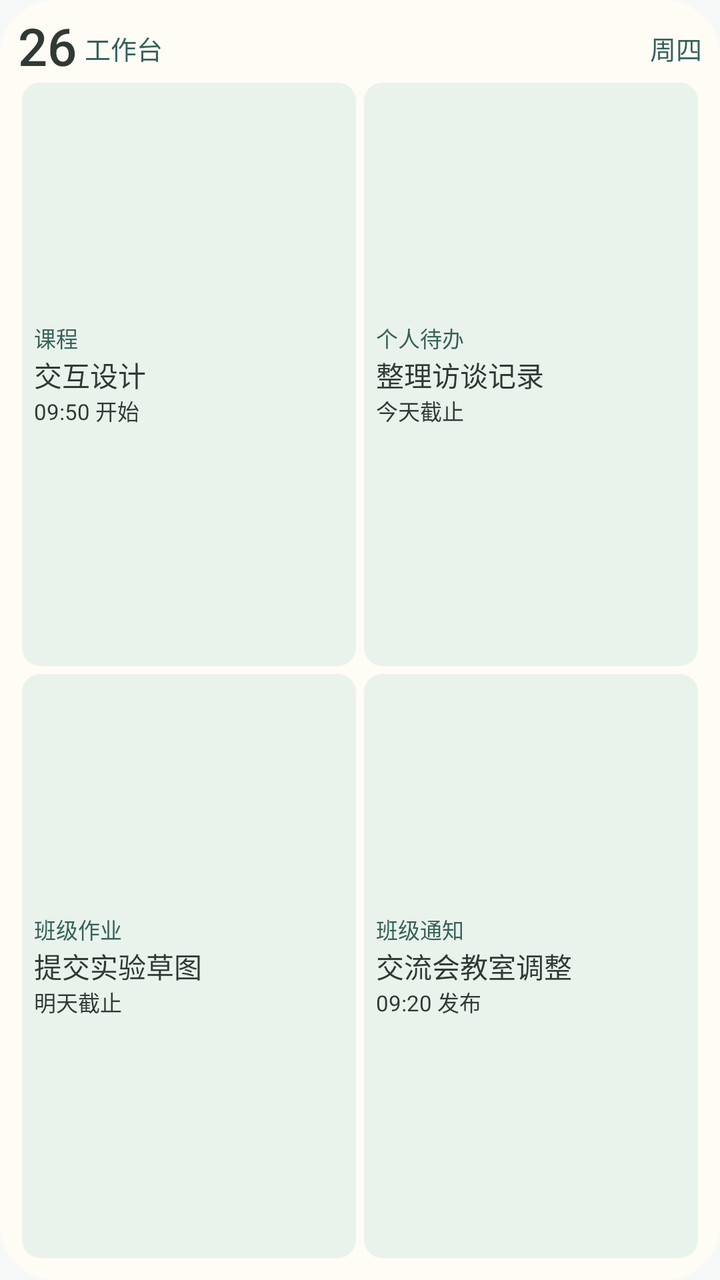
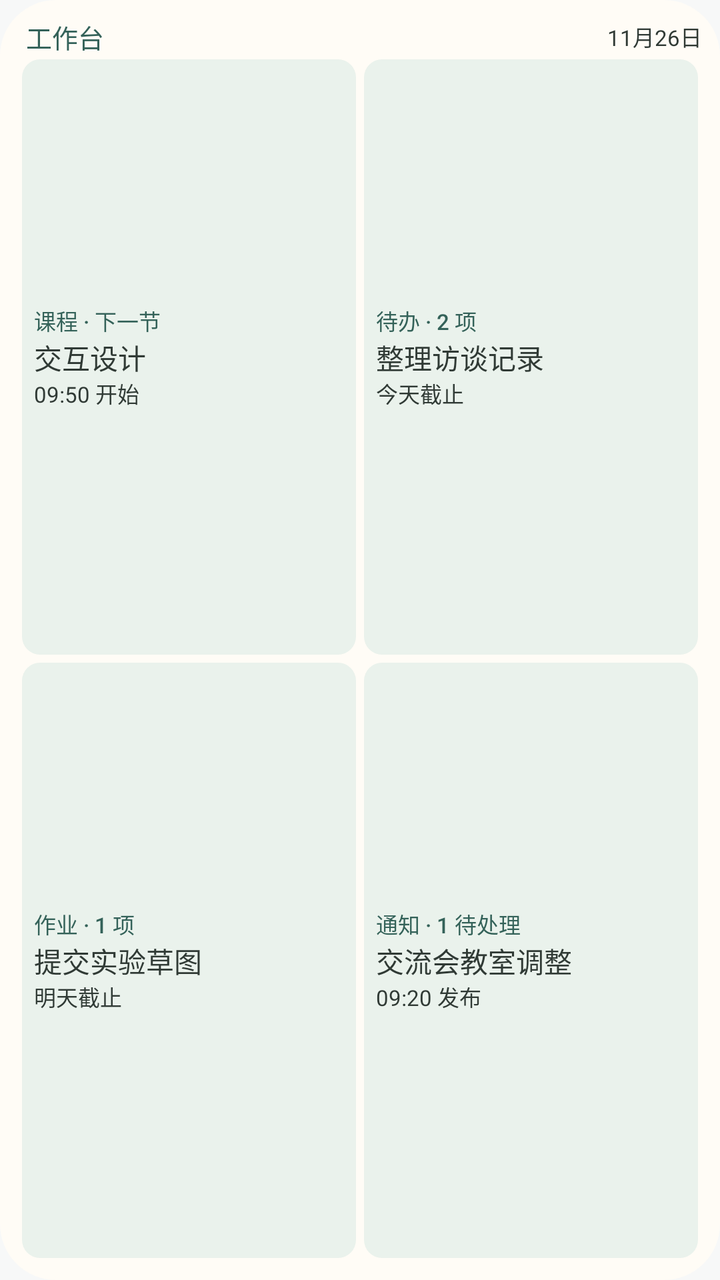

Before-and-after screenshots of an Android layout around one commit, followed by the original layout XML and the change that was made.
<!-- AndroidManifest.xml: application theme Theme.ClassTools -->
<!-- res/layout/widget_preview_workbench.xml -->
<LinearLayout xmlns:android="http://schemas.android.com/apk/res/android" android:layout_width="match_parent" android:layout_height="match_parent" android:orientation="vertical" android:padding="9dp" android:background="@drawable/widget_paper_shape">
    <LinearLayout android:layout_width="match_parent" android:layout_height="wrap_content" android:orientation="horizontal" android:gravity="center_vertical">
        <TextView android:layout_width="wrap_content" android:layout_height="wrap_content" android:text="26" android:textSize="26sp" android:textColor="@color/widget_ink" android:includeFontPadding="false" android:singleLine="true" android:ellipsize="end" android:fontFamily="sans-serif-medium" />
        <TextView android:layout_width="0dp" android:layout_height="wrap_content" android:text="工作台" android:textSize="13sp" android:textColor="@color/widget_accent" android:includeFontPadding="false" android:singleLine="true" android:ellipsize="end" android:fontFamily="sans-serif-medium" android:layout_weight="1" android:paddingStart="4dp" />
        <TextView android:layout_width="wrap_content" android:layout_height="wrap_content" android:text="周四" android:textSize="13sp" android:textColor="@color/widget_accent" android:includeFontPadding="false" android:singleLine="true" android:ellipsize="end" android:fontFamily="sans-serif" />
    </LinearLayout>
    <LinearLayout android:layout_width="match_parent" android:layout_height="0dp" android:layout_weight="1" android:orientation="horizontal">
        <LinearLayout android:layout_width="0dp" android:layout_height="match_parent" android:layout_weight="1" android:orientation="vertical" android:background="@drawable/widget_band_shape" android:padding="6dp" android:layout_margin="2dp" android:gravity="center_vertical">
            <TextView android:layout_width="match_parent" android:layout_height="wrap_content" android:text="课程" android:textSize="11sp" android:textColor="@color/widget_accent" android:includeFontPadding="false" android:singleLine="true" android:ellipsize="end" android:fontFamily="sans-serif-medium" />
            <TextView android:layout_width="match_parent" android:layout_height="wrap_content" android:text="交互设计" android:textSize="14sp" android:textColor="@color/widget_ink" android:includeFontPadding="false" android:singleLine="true" android:ellipsize="end" android:fontFamily="sans-serif-medium" />
            <TextView android:layout_width="match_parent" android:layout_height="wrap_content" android:text="09:50 开始" android:textSize="11sp" android:textColor="@color/widget_ink" android:includeFontPadding="false" android:singleLine="true" android:ellipsize="end" android:fontFamily="sans-serif" />
        </LinearLayout>
        <LinearLayout android:layout_width="0dp" android:layout_height="match_parent" android:layout_weight="1" android:orientation="vertical" android:background="@drawable/widget_band_shape" android:padding="6dp" android:layout_margin="2dp" android:gravity="center_vertical">
            <TextView android:layout_width="match_parent" android:layout_height="wrap_content" android:text="个人待办" android:textSize="11sp" android:textColor="@color/widget_accent" android:includeFontPadding="false" android:singleLine="true" android:ellipsize="end" android:fontFamily="sans-serif-medium" />
            <TextView android:layout_width="match_parent" android:layout_height="wrap_content" android:text="整理访谈记录" android:textSize="14sp" android:textColor="@color/widget_ink" android:includeFontPadding="false" android:singleLine="true" android:ellipsize="end" android:fontFamily="sans-serif-medium" />
            <TextView android:layout_width="match_parent" android:layout_height="wrap_content" android:text="今天截止" android:textSize="11sp" android:textColor="@color/widget_ink" android:includeFontPadding="false" android:singleLine="true" android:ellipsize="end" android:fontFamily="sans-serif" />
        </LinearLayout>
    </LinearLayout>
    <LinearLayout android:layout_width="match_parent" android:layout_height="0dp" android:layout_weight="1" android:orientation="horizontal">
        <LinearLayout android:layout_width="0dp" android:layout_height="match_parent" android:layout_weight="1" android:orientation="vertical" android:background="@drawable/widget_band_shape" android:padding="6dp" android:layout_margin="2dp" android:gravity="center_vertical">
            <TextView android:layout_width="match_parent" android:layout_height="wrap_content" android:text="班级作业" android:textSize="11sp" android:textColor="@color/widget_accent" android:includeFontPadding="false" android:singleLine="true" android:ellipsize="end" android:fontFamily="sans-serif-medium" />
            <TextView android:layout_width="match_parent" android:layout_height="wrap_content" android:text="提交实验草图" android:textSize="14sp" android:textColor="@color/widget_ink" android:includeFontPadding="false" android:singleLine="true" android:ellipsize="end" android:fontFamily="sans-serif-medium" />
            <TextView android:layout_width="match_parent" android:layout_height="wrap_content" android:text="明天截止" android:textSize="11sp" android:textColor="@color/widget_ink" android:includeFontPadding="false" android:singleLine="true" android:ellipsize="end" android:fontFamily="sans-serif" />
        </LinearLayout>
        <LinearLayout android:layout_width="0dp" android:layout_height="match_parent" android:layout_weight="1" android:orientation="vertical" android:background="@drawable/widget_band_shape" android:padding="6dp" android:layout_margin="2dp" android:gravity="center_vertical">
            <TextView android:layout_width="match_parent" android:layout_height="wrap_content" android:text="班级通知" android:textSize="11sp" android:textColor="@color/widget_accent" android:includeFontPadding="false" android:singleLine="true" android:ellipsize="end" android:fontFamily="sans-serif-medium" />
            <TextView android:layout_width="match_parent" android:layout_height="wrap_content" android:text="交流会教室调整" android:textSize="14sp" android:textColor="@color/widget_ink" android:includeFontPadding="false" android:singleLine="true" android:ellipsize="end" android:fontFamily="sans-serif-medium" />
            <TextView android:layout_width="match_parent" android:layout_height="wrap_content" android:text="09:20 发布" android:textSize="11sp" android:textColor="@color/widget_ink" android:includeFontPadding="false" android:singleLine="true" android:ellipsize="end" android:fontFamily="sans-serif" />
        </LinearLayout>
    </LinearLayout>
</LinearLayout>
<!-- resources referenced by this layout -->
<resources>
  <color name="widget_accent">#346259</color>
  <color name="widget_ink">#303A35</color>
  <!-- drawable widget_band_shape (drawable) -->
  <shape xmlns:android="http://schemas.android.com/apk/res/android" android:shape="rectangle">
      <solid android:color="@color/widget_band" />
      <corners android:radius="9dp" />
  </shape>
  <!-- drawable widget_paper_shape (drawable) -->
  <shape xmlns:android="http://schemas.android.com/apk/res/android" android:shape="rectangle">
      <solid android:color="@color/widget_paper" />
      <corners android:radius="@dimen/ct_widget_radius" />
  </shape>
  <style name="Theme.ClassTools" parent="android:Theme.Material.Light.NoActionBar">
          <item name="android:windowBackground">@color/ct_window_background</item>
          <item name="android:windowNoTitle">true</item>
          <item name="android:windowActionModeOverlay">true</item>
          <item name="android:statusBarColor">@android:color/transparent</item>
          <item name="android:navigationBarColor">@android:color/transparent</item>
          <item name="android:windowLightStatusBar">true</item>
          <item name="android:windowLightNavigationBar">true</item>
      </style>
  <color name="widget_band">#EAF2EC</color>
  <color name="widget_paper">#FFFCF6</color>
  <dimen name="ct_widget_radius">20dp</dimen>
  <color name="ct_window_background">#F7F8F8</color>
</resources>

<!-- the commit's change to res/layout/widget_preview_workbench.xml (unified diff, before → after) -->
@@ -1,29 +1,28 @@
 <LinearLayout xmlns:android="http://schemas.android.com/apk/res/android" android:layout_width="match_parent" android:layout_height="match_parent" android:orientation="vertical" android:padding="9dp" android:background="@drawable/widget_paper_shape">
     <LinearLayout android:layout_width="match_parent" android:layout_height="wrap_content" android:orientation="horizontal" android:gravity="center_vertical">
-        <TextView android:layout_width="wrap_content" android:layout_height="wrap_content" android:text="26" android:textSize="26sp" android:textColor="@color/widget_ink" android:includeFontPadding="false" android:singleLine="true" android:ellipsize="end" android:fontFamily="sans-serif-medium" />
         <TextView android:layout_width="0dp" android:layout_height="wrap_content" android:text="工作台" android:textSize="13sp" android:textColor="@color/widget_accent" android:includeFontPadding="false" android:singleLine="true" android:ellipsize="end" android:fontFamily="sans-serif-medium" android:layout_weight="1" android:paddingStart="4dp" />
-        <TextView android:layout_width="wrap_content" android:layout_height="wrap_content" android:text="周四" android:textSize="13sp" android:textColor="@color/widget_accent" android:includeFontPadding="false" android:singleLine="true" android:ellipsize="end" android:fontFamily="sans-serif" />
+        <TextView android:layout_width="wrap_content" android:layout_height="wrap_content" android:text="11月26日" android:textSize="11sp" android:textColor="@color/widget_ink" android:includeFontPadding="false" android:singleLine="true" android:ellipsize="end" android:fontFamily="sans-serif" />
     </LinearLayout>
     <LinearLayout android:layout_width="match_parent" android:layout_height="0dp" android:layout_weight="1" android:orientation="horizontal">
         <LinearLayout android:layout_width="0dp" android:layout_height="match_parent" android:layout_weight="1" android:orientation="vertical" android:background="@drawable/widget_band_shape" android:padding="6dp" android:layout_margin="2dp" android:gravity="center_vertical">
-            <TextView android:layout_width="match_parent" android:layout_height="wrap_content" android:text="课程" android:textSize="11sp" android:textColor="@color/widget_accent" android:includeFontPadding="false" android:singleLine="true" android:ellipsize="end" android:fontFamily="sans-serif-medium" />
+            <TextView android:layout_width="match_parent" android:layout_height="wrap_content" android:text="课程 · 下一节" android:textSize="11sp" android:textColor="@color/widget_accent" android:includeFontPadding="false" android:singleLine="true" android:ellipsize="end" android:fontFamily="sans-serif-medium" />
             <TextView android:layout_width="match_parent" android:layout_height="wrap_content" android:text="交互设计" android:textSize="14sp" android:textColor="@color/widget_ink" android:includeFontPadding="false" android:singleLine="true" android:ellipsize="end" android:fontFamily="sans-serif-medium" />
             <TextView android:layout_width="match_parent" android:layout_height="wrap_content" android:text="09:50 开始" android:textSize="11sp" android:textColor="@color/widget_ink" android:includeFontPadding="false" android:singleLine="true" android:ellipsize="end" android:fontFamily="sans-serif" />
         </LinearLayout>
         <LinearLayout android:layout_width="0dp" android:layout_height="match_parent" android:layout_weight="1" android:orientation="vertical" android:background="@drawable/widget_band_shape" android:padding="6dp" android:layout_margin="2dp" android:gravity="center_vertical">
-            <TextView android:layout_width="match_parent" android:layout_height="wrap_content" android:text="个人待办" android:textSize="11sp" android:textColor="@color/widget_accent" android:includeFontPadding="false" android:singleLine="true" android:ellipsize="end" android:fontFamily="sans-serif-medium" />
+            <TextView android:layout_width="match_parent" android:layout_height="wrap_content" android:text="待办 · 2 项" android:textSize="11sp" android:textColor="@color/widget_accent" android:includeFontPadding="false" android:singleLine="true" android:ellipsize="end" android:fontFamily="sans-serif-medium" />
             <TextView android:layout_width="match_parent" android:layout_height="wrap_content" android:text="整理访谈记录" android:textSize="14sp" android:textColor="@color/widget_ink" android:includeFontPadding="false" android:singleLine="true" android:ellipsize="end" android:fontFamily="sans-serif-medium" />
             <TextView android:layout_width="match_parent" android:layout_height="wrap_content" android:text="今天截止" android:textSize="11sp" android:textColor="@color/widget_ink" android:includeFontPadding="false" android:singleLine="true" android:ellipsize="end" android:fontFamily="sans-serif" />
         </LinearLayout>
     </LinearLayout>
     <LinearLayout android:layout_width="match_parent" android:layout_height="0dp" android:layout_weight="1" android:orientation="horizontal">
         <LinearLayout android:layout_width="0dp" android:layout_height="match_parent" android:layout_weight="1" android:orientation="vertical" android:background="@drawable/widget_band_shape" android:padding="6dp" android:layout_margin="2dp" android:gravity="center_vertical">
-            <TextView android:layout_width="match_parent" android:layout_height="wrap_content" android:text="班级作业" android:textSize="11sp" android:textColor="@color/widget_accent" android:includeFontPadding="false" android:singleLine="true" android:ellipsize="end" android:fontFamily="sans-serif-medium" />
+            <TextView android:layout_width="match_parent" android:layout_height="wrap_content" android:text="作业 · 1 项" android:textSize="11sp" android:textColor="@color/widget_accent" android:includeFontPadding="false" android:singleLine="true" android:ellipsize="end" android:fontFamily="sans-serif-medium" />
             <TextView android:layout_width="match_parent" android:layout_height="wrap_content" android:text="提交实验草图" android:textSize="14sp" android:textColor="@color/widget_ink" android:includeFontPadding="false" android:singleLine="true" android:ellipsize="end" android:fontFamily="sans-serif-medium" />
             <TextView android:layout_width="match_parent" android:layout_height="wrap_content" android:text="明天截止" android:textSize="11sp" android:textColor="@color/widget_ink" android:includeFontPadding="false" android:singleLine="true" android:ellipsize="end" android:fontFamily="sans-serif" />
         </LinearLayout>
         <LinearLayout android:layout_width="0dp" android:layout_height="match_parent" android:layout_weight="1" android:orientation="vertical" android:background="@drawable/widget_band_shape" android:padding="6dp" android:layout_margin="2dp" android:gravity="center_vertical">
-            <TextView android:layout_width="match_parent" android:layout_height="wrap_content" android:text="班级通知" android:textSize="11sp" android:textColor="@color/widget_accent" android:includeFontPadding="false" android:singleLine="true" android:ellipsize="end" android:fontFamily="sans-serif-medium" />
+            <TextView android:layout_width="match_parent" android:layout_height="wrap_content" android:text="通知 · 1 待处理" android:textSize="11sp" android:textColor="@color/widget_accent" android:includeFontPadding="false" android:singleLine="true" android:ellipsize="end" android:fontFamily="sans-serif-medium" />
             <TextView android:layout_width="match_parent" android:layout_height="wrap_content" android:text="交流会教室调整" android:textSize="14sp" android:textColor="@color/widget_ink" android:includeFontPadding="false" android:singleLine="true" android:ellipsize="end" android:fontFamily="sans-serif-medium" />
             <TextView android:layout_width="match_parent" android:layout_height="wrap_content" android:text="09:20 发布" android:textSize="11sp" android:textColor="@color/widget_ink" android:includeFontPadding="false" android:singleLine="true" android:ellipsize="end" android:fontFamily="sans-serif" />
         </LinearLayout>
